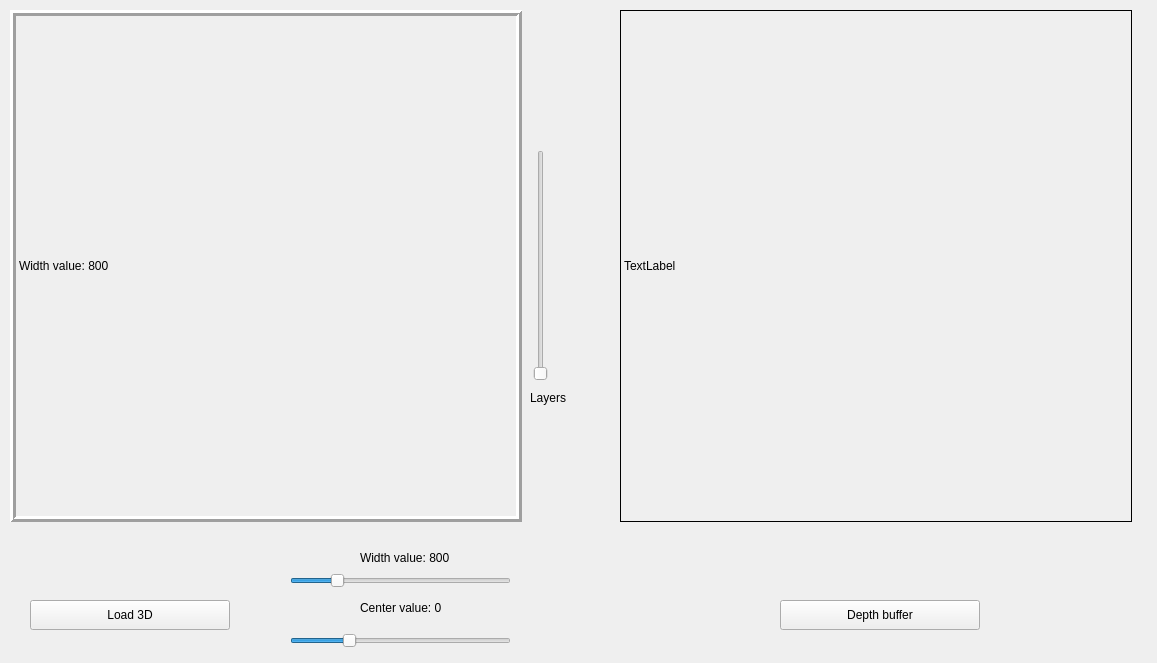
The window that widget.ui (ViolaValery/medizintechnik_ct_scan) describes before a commit, drawn with Qt 5.
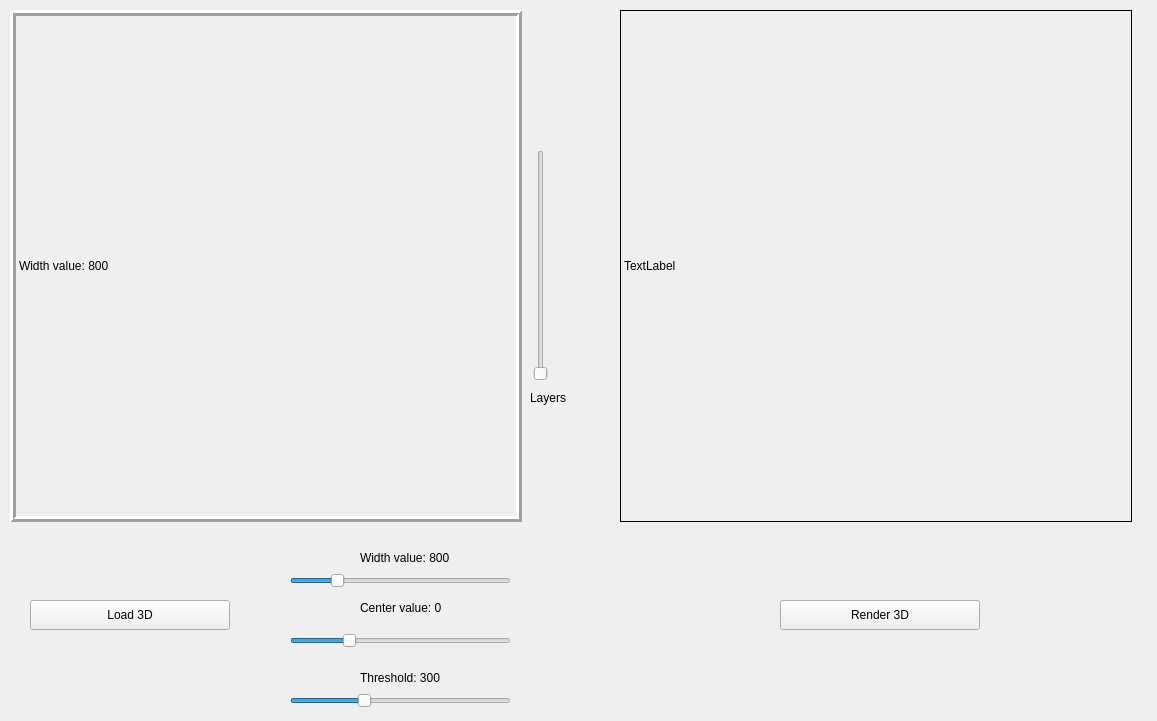
The same window after the commit.

Commit message: Aufgabe 3.4 diffuse shading of depth map

What changed in the file:
```diff
--- a/widget.ui
+++ b/widget.ui
@@ -7,7 +7,7 @@
     <x>0</x>
     <y>0</y>
     <width>1157</width>
-    <height>663</height>
+    <height>721</height>
    </rect>
   </property>
   <property name="windowTitle">
@@ -211,7 +211,7 @@
     </rect>
    </property>
    <property name="text">
-    <string>Depth buffer</string>
+    <string>Render 3D</string>
    </property>
   </widget>
  </widget>
```
Left out of the diff: 2 changed lines with no effect on the pictures. The commit also changes 2 other files.
